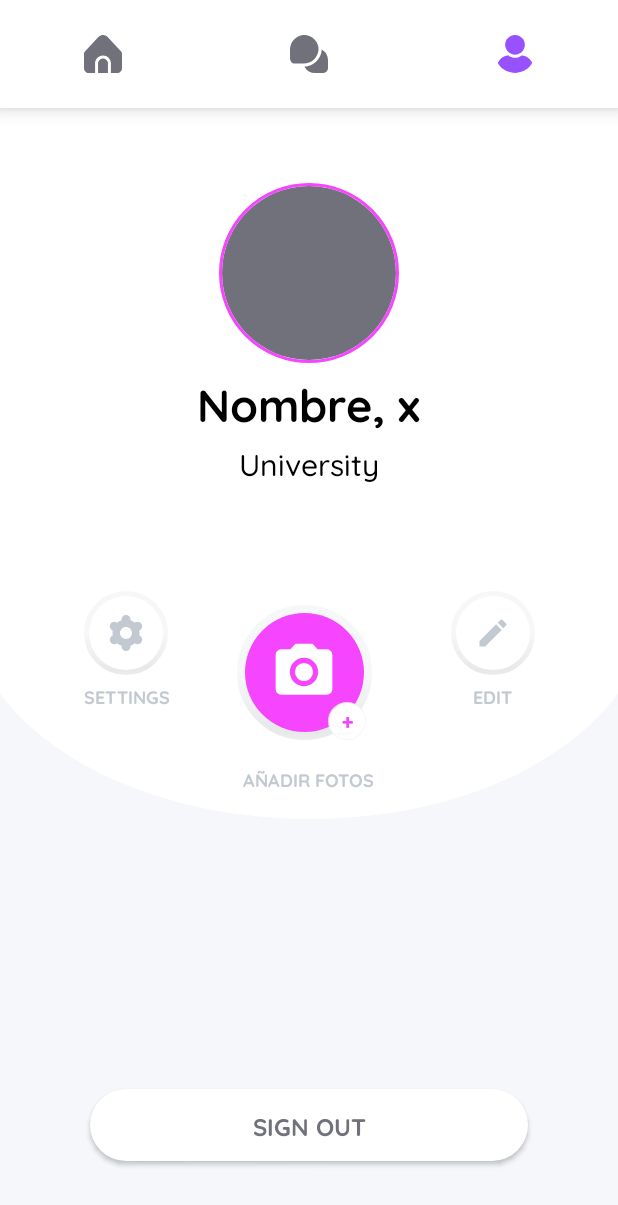
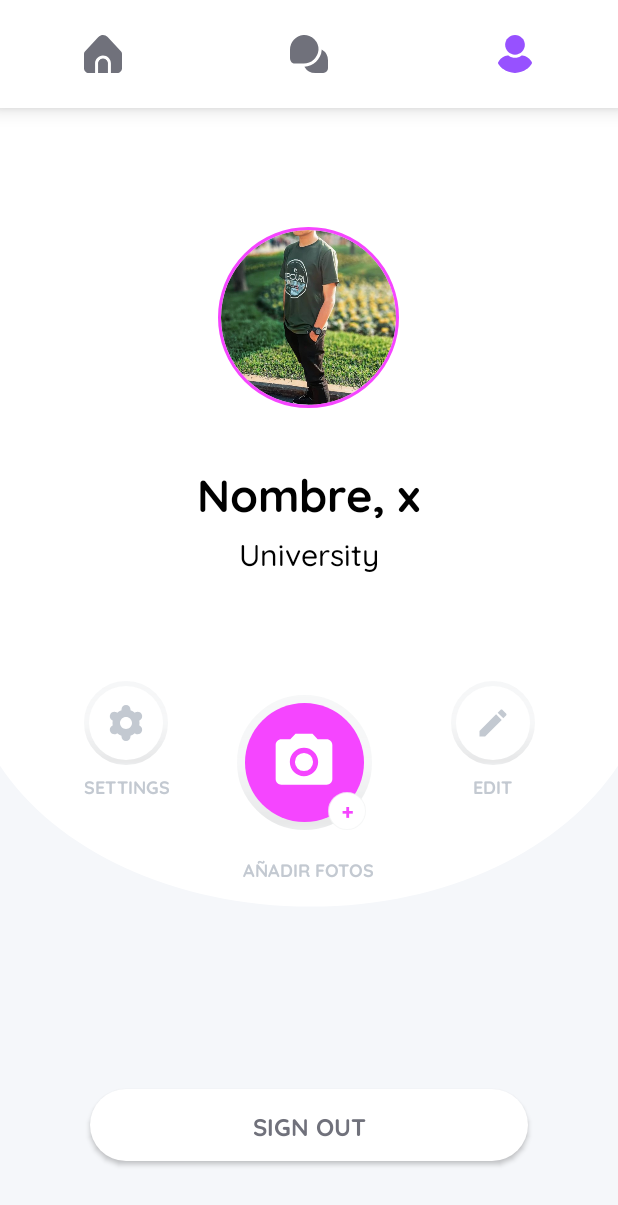
Before and after one commit to kevin-condezo/dating-app, an Android app: the Profile screen opened directly, with no data from a screen before it, on a phone screen of 412 x 824 dp. Shown: the top 1205 px of the screen. Run offline under Robolectric (Android 15) with nearby library versions, the light colour scheme and no system bars; our stand-ins replace CircleImageView, Firebase (no records; nobody signed in at launch, a user with empty details on screens opened directly).

Commit message:
Pulsator Image add

```diff
--- a/app/src/main/java/com/saramambiches/datingapp/Profile.java
+++ b/app/src/main/java/com/saramambiches/datingapp/Profile.java
@@ -11,6 +11,7 @@ import android.view.View;
 import com.google.android.material.bottomnavigation.BottomNavigationView;
 import com.google.android.material.floatingactionbutton.FloatingActionButton;
 import com.google.firebase.auth.FirebaseAuth;
+import com.saramambiches.datingapp.Utils.PulsatorLayout;
 
 public class Profile extends AppCompatActivity {
     private FirebaseAuth mAuth;
@@ -24,6 +25,8 @@ public class Profile extends AppCompatActivity {
         super.onCreate(savedInstanceState);
         setContentView(R.layout.activity_profile);
 
+        PulsatorLayout mPulsator = findViewById(R.id.pulsator);
+        mPulsator.start();
 
         bt_setting= (FloatingActionButton) findViewById(R.id.setting);
         bt_photoAdd= (FloatingActionButton) findViewById(R.id.photoAdd);
--- /dev/null
+++ b/app/src/main/java/com/saramambiches/datingapp/Utils/PulsatorLayout.java
@@ -0,0 +1,416 @@
+package com.saramambiches.datingapp.Utils;
+
+import android.animation.Animator;
+import android.animation.AnimatorSet;
+import android.animation.ObjectAnimator;
+import android.content.Context;
+import android.content.res.TypedArray;
+import android.graphics.Canvas;
+import android.graphics.Color;
+import android.graphics.Paint;
+import android.util.AttributeSet;
+import android.view.View;
+import android.view.animation.AccelerateDecelerateInterpolator;
+import android.view.animation.AccelerateInterpolator;
+import android.view.animation.DecelerateInterpolator;
+import android.view.animation.Interpolator;
+import android.view.animation.LinearInterpolator;
+import android.widget.RelativeLayout;
+
+import com.saramambiches.datingapp.R;
+
+import java.util.ArrayList;
+import java.util.List;
+
+public class PulsatorLayout extends RelativeLayout {
+
+    public static final int INFINITE = 0;
+
+    public static final int INTERP_LINEAR = 0;
+    public static final int INTERP_ACCELERATE = 1;
+    public static final int INTERP_DECELERATE = 2;
+    public static final int INTERP_ACCELERATE_DECELERATE = 3;
+
+    private static final int DEFAULT_COUNT = 4;
+    private static final int DEFAULT_COLOR = Color.rgb(0, 132, 208);
+    private static final int DEFAULT_DURATION = 7000;
+    private static final int DEFAULT_REPEAT = INFINITE;
+    private static final boolean DEFAULT_START_FROM_SCRATCH = true;
+    private static final int DEFAULT_INTERPOLATOR = INTERP_LINEAR;
+    private final List<View> mViews = new ArrayList<>();
+    private int mCount;
+    private int mDuration;
+    private int mRepeat;
+    private boolean mStartFromScratch;
+    private int mColor;
+    private int mInterpolator;
+    private AnimatorSet mAnimatorSet;
+    private Paint mPaint;
+    private float mRadius;
+    private float mCenterX;
+    private float mCenterY;
+    private boolean mIsStarted;
+    private final Animator.AnimatorListener mAnimatorListener = new Animator.AnimatorListener() {
+
+        @Override
+        public void onAnimationStart(Animator animator) {
+            mIsStarted = true;
+        }
+
+        @Override
+        public void onAnimationEnd(Animator animator) {
+            mIsStarted = false;
+        }
+
+        @Override
+        public void onAnimationCancel(Animator animator) {
+            mIsStarted = false;
+        }
+
+        @Override
+        public void onAnimationRepeat(Animator animator) {
+        }
+
+    };
+
+    /**
+     * Simple constructor to use when creating a view from code.
+     *
+     * @param context The Context the view is running in, through which it can access the current
+     *                theme, resources, etc.
+     */
+    public PulsatorLayout(Context context) {
+        this(context, null, 0);
+    }
+
+    /**
+     * Constructor that is called when inflating a view from XML.
+     *
+     * @param context The Context the view is running in, through which it can access the current
+     *                theme, resources, etc.
+     * @param attrs   The attributes of the XML tag that is inflating the view.
+     */
+    public PulsatorLayout(Context context, AttributeSet attrs) {
+        this(context, attrs, 0);
+    }
+
+    /**
+     * Perform inflation from XML and apply a class-specific base style from a theme attribute.
+     *
+     * @param context      The Context the view is running in, through which it can access the current
+     *                     theme, resources, etc.
+     * @param attrs        The attributes of the XML tag that is inflating the view.
+     * @param defStyleAttr An attribute in the current theme that contains a reference to a style
+     *                     resource that supplies default values for the view. Can be 0 to not look
+     *                     for defaults.
+     */
+    public PulsatorLayout(Context context, AttributeSet attrs, int defStyleAttr) {
+        super(context, attrs, defStyleAttr);
+
+        // get attributes
+        TypedArray attr = context.getTheme().obtainStyledAttributes(
+                attrs, R.styleable.Pulsator4Droid, 0, 0);
+
+        mCount = DEFAULT_COUNT;
+        mDuration = DEFAULT_DURATION;
+        mRepeat = DEFAULT_REPEAT;
+        mStartFromScratch = DEFAULT_START_FROM_SCRATCH;
+        mColor = DEFAULT_COLOR;
+        mInterpolator = DEFAULT_INTERPOLATOR;
+
+        try {
+            mCount = attr.getInteger(R.styleable.Pulsator4Droid_pulse_count, DEFAULT_COUNT);
+            mDuration = attr.getInteger(R.styleable.Pulsator4Droid_pulse_duration,
+                    DEFAULT_DURATION);
+            mRepeat = attr.getInteger(R.styleable.Pulsator4Droid_pulse_repeat, DEFAULT_REPEAT);
+            mStartFromScratch = attr.getBoolean(R.styleable.Pulsator4Droid_pulse_startFromScratch,
+                    DEFAULT_START_FROM_SCRATCH);
+            mColor = attr.getColor(R.styleable.Pulsator4Droid_pulse_color, DEFAULT_COLOR);
+            mInterpolator = attr.getInteger(R.styleable.Pulsator4Droid_pulse_interpolator,
+                    DEFAULT_INTERPOLATOR);
+        } finally {
+            attr.recycle();
+        }
+
+        // create paint
+        mPaint = new Paint();
+        mPaint.setAntiAlias(true);
+        mPaint.setStyle(Paint.Style.FILL);
+        mPaint.setColor(mColor);
+
+        // create views
+        build();
+    }
+
+    /**
+     * Create interpolator from type.
+     *
+     * @param type Interpolator type as int
+     * @return Interpolator object of type
+     */
+    private static Interpolator createInterpolator(int type) {
+        switch (type) {
+            case INTERP_ACCELERATE:
+                return new AccelerateInterpolator();
+            case INTERP_DECELERATE:
+                return new DecelerateInterpolator();
+            case INTERP_ACCELERATE_DECELERATE:
+                return new AccelerateDecelerateInterpolator();
+            default:
+                return new LinearInterpolator();
+        }
+    }
+
+    /**
+     * Start pulse animation.
+     */
+    public synchronized void start() {
+        if (mAnimatorSet == null || mIsStarted) {
+            return;
+        }
+
+        mAnimatorSet.start();
+
+        if (!mStartFromScratch) {
+            ArrayList<Animator> animators = mAnimatorSet.getChildAnimations();
+            for (Animator animator : animators) {
+                ObjectAnimator objectAnimator = (ObjectAnimator) animator;
+
+                long delay = objectAnimator.getStartDelay();
+                objectAnimator.setStartDelay(0);
+                objectAnimator.setCurrentPlayTime(mDuration - delay);
+            }
+        }
+    }
+
+    /**
+     * Stop pulse animation.
+     */
+    public synchronized void stop() {
+        if (mAnimatorSet == null || !mIsStarted) {
+            return;
+        }
+
+        mAnimatorSet.end();
+    }
+
+    public synchronized boolean isStarted() {
+        return (mAnimatorSet != null && mIsStarted);
+    }
+
+    /**
+     * Get number of pulses.
+     *
+     * @return Number of pulses
+     */
+    public int getCount() {
+        return mCount;
+    }
+
+    /**
+     * Set number of pulses.
+     *
+     * @param count Number of pulses
+     */
+    public void setCount(int count) {
+        if (count < 0) {
+            throw new IllegalArgumentException("Count cannot be negative");
+        }
+
+        if (count != mCount) {
+            mCount = count;
+            reset();
+            invalidate();
+        }
+    }
+
+    /**
+     * Get pulse duration.
+     *
+     * @return Duration of single pulse in milliseconds
+     */
+    public int getDuration() {
+        return mDuration;
+    }
+
+    /**
+     * Set single pulse duration.
+     *
+     * @param millis Pulse duration in milliseconds
+     */
+    public void setDuration(int millis) {
+        if (millis < 0) {
+            throw new IllegalArgumentException("Duration cannot be negative");
+        }
+
+        if (millis != mDuration) {
+            mDuration = millis;
+            reset();
+            invalidate();
+        }
+    }
+
+    /**
+     * Gets the current color of the pulse effect in integer
+     * Defaults to Color.rgb(0, 116, 193);
+     *
+     * @return an integer representation of color
+     */
+    public int getColor() {
+        return mColor;
+    }
+
+    /**
+     * Sets the current color of the pulse effect in integer
+     * Takes effect immediately
+     * Usage: Color.parseColor("<hex-value>") or getResources().getColor(R.color.colorAccent)
+     *
+     * @param color : an integer representation of color
+     */
+    public void setColor(int color) {
+        if (color != mColor) {
+            this.mColor = color;
+
+            if (mPaint != null) {
+                mPaint.setColor(color);
+            }
+        }
+    }
+
+    /**
+     * Get current interpolator type used for animating.
+     *
+     * @return Interpolator type as int
+     */
+    public int getInterpolator() {
+        return mInterpolator;
+    }
+
+    /**
+     * Set current interpolator used for animating.
+     *
+     * @param type Interpolator type as int
+     */
+    public void setInterpolator(int type) {
+        if (type != mInterpolator) {
+            mInterpolator = type;
+            reset();
+            invalidate();
+        }
+    }
+
+    @Override
+    public void onMeasure(int widthMeasureSpec, int heightMeasureSpec) {
+        int width = MeasureSpec.getSize(widthMeasureSpec) - getPaddingLeft() - getPaddingRight();
+        int height = MeasureSpec.getSize(heightMeasureSpec) - getPaddingTop() - getPaddingBottom();
+
+        mCenterX = width * 0.5f;
+        mCenterY = height * 0.5f;
+        mRadius = Math.min(width, height) * 0.5f;
+
+        super.onMeasure(widthMeasureSpec, heightMeasureSpec);
+    }
+
+    /**
+     * Remove all views and animators.
+     */
+    private void clear() {
+        // remove animators
+        stop();
+
+        // remove old views
+        for (View view : mViews) {
+            removeView(view);
+        }
+        mViews.clear();
+    }
+
+    /**
+     * Build pulse views and animators.
+     */
+    private void build() {
+        // create views and animators
+        LayoutParams layoutParams = new LayoutParams(
+                LayoutParams.MATCH_PARENT,
+                LayoutParams.MATCH_PARENT);
+
+        int repeatCount = (mRepeat == INFINITE) ? ObjectAnimator.INFINITE : mRepeat;
+
+        List<Animator> animators = new ArrayList<>();
+        for (int index = 0; index < mCount; index++) {
+            // setup view
+            PulseView pulseView = new PulseView(getContext());
+            pulseView.setScaleX(0);
+            pulseView.setScaleY(0);
+            pulseView.setAlpha(1);
+
+            addView(pulseView, index, layoutParams);
+            mViews.add(pulseView);
+
+            long delay = index * mDuration / mCount;
+
+            // setup animators
+            ObjectAnimator scaleXAnimator = ObjectAnimator.ofFloat(pulseView, "ScaleX", 0f, 1f);
+            scaleXAnimator.setRepeatCount(repeatCount);
+            scaleXAnimator.setRepeatMode(ObjectAnimator.RESTART);
+            scaleXAnimator.setStartDelay(delay);
+            animators.add(scaleXAnimator);
+
+            ObjectAnimator scaleYAnimator = ObjectAnimator.ofFloat(pulseView, "ScaleY", 0f, 1f);
+            scaleYAnimator.setRepeatCount(repeatCount);
+            scaleYAnimator.setRepeatMode(ObjectAnimator.RESTART);
+            scaleYAnimator.setStartDelay(delay);
+            animators.add(scaleYAnimator);
+
+            ObjectAnimator alphaAnimator = ObjectAnimator.ofFloat(pulseView, "Alpha", 1f, 0f);
+            alphaAnimator.setRepeatCount(repeatCount);
+            alphaAnimator.setRepeatMode(ObjectAnimator.RESTART);
+            alphaAnimator.setStartDelay(delay);
+            animators.add(alphaAnimator);
+        }
+
+        mAnimatorSet = new AnimatorSet();
+        mAnimatorSet.playTogether(animators);
+        mAnimatorSet.setInterpolator(createInterpolator(mInterpolator));
+        mAnimatorSet.setDuration(mDuration);
+        mAnimatorSet.addListener(mAnimatorListener);
+    }
+
+    /**
+     * Reset views and animations.
+     */
+    private void reset() {
+        boolean isStarted = isStarted();
+
+        clear();
+        build();
+
+        if (isStarted) {
+            start();
+        }
+    }
+
+    @Override
+    protected void onDetachedFromWindow() {
+        super.onDetachedFromWindow();
+
+        if (mAnimatorSet != null) {
+            mAnimatorSet.cancel();
+            mAnimatorSet = null;
+        }
+    }
+
+    private class PulseView extends View {
+
+        public PulseView(Context context) {
+            super(context);
+        }
+
+        @Override
+        protected void onDraw(Canvas canvas) {
+            canvas.drawCircle(mCenterX, mCenterY, mRadius, mPaint);
+        }
+
+    }
+
+}
--- a/app/src/main/res/layout/activity_profile.xml
+++ b/app/src/main/res/layout/activity_profile.xml
@@ -30,15 +30,30 @@
         android:orientation="vertical"
         android:paddingTop="50dp"
         android:paddingBottom="30dp">
-        <de.hdodenhof.circleimageview.CircleImageView
-            xmlns:app="http://schemas.android.com/apk/res-auto"
-            android:id="@+id/photo"
-            android:layout_width="120dp"
-            android:layout_height="120dp"
-            android:src="@drawable/jeffprueba"
-            app:civ_border_width="2dp"
-            app:civ_border_color="@color/pat2"
-            app:tint="@color/colorTextGray"/>
+
+        <com.saramambiches.datingapp.Utils.PulsatorLayout
+            android:id="@+id/pulsator"
+            android:layout_width="180dp"
+            android:layout_height="180dp"
+            android:layout_centerInParent="true"
+            app:pulse_color="@color/pat2"
+            app:pulse_count="3"
+            app:pulse_duration="5000"
+            app:pulse_interpolator="Decelerate"
+            app:pulse_repeat="0"
+            app:pulse_startFromScratch="false">
+            <de.hdodenhof.circleimageview.CircleImageView
+                xmlns:app="http://schemas.android.com/apk/res-auto"
+                android:id="@+id/circle_profile_image"
+                android:layout_width="151dp"
+                android:layout_height="161dp"
+                android:layout_centerInParent="true"
+                android:layout_marginTop="59dp"
+                android:src="@drawable/jeffprueba"
+                app:civ_border_width="2dp"
+                app:civ_border_color="@color/pat2"/>
+        </com.saramambiches.datingapp.Utils.PulsatorLayout>
+
 
         <TextView
             android:id="@+id/title"
```
Also changed, not shown: app/src/main/res/values/attrs.xml (added, +28 -0 lines).
